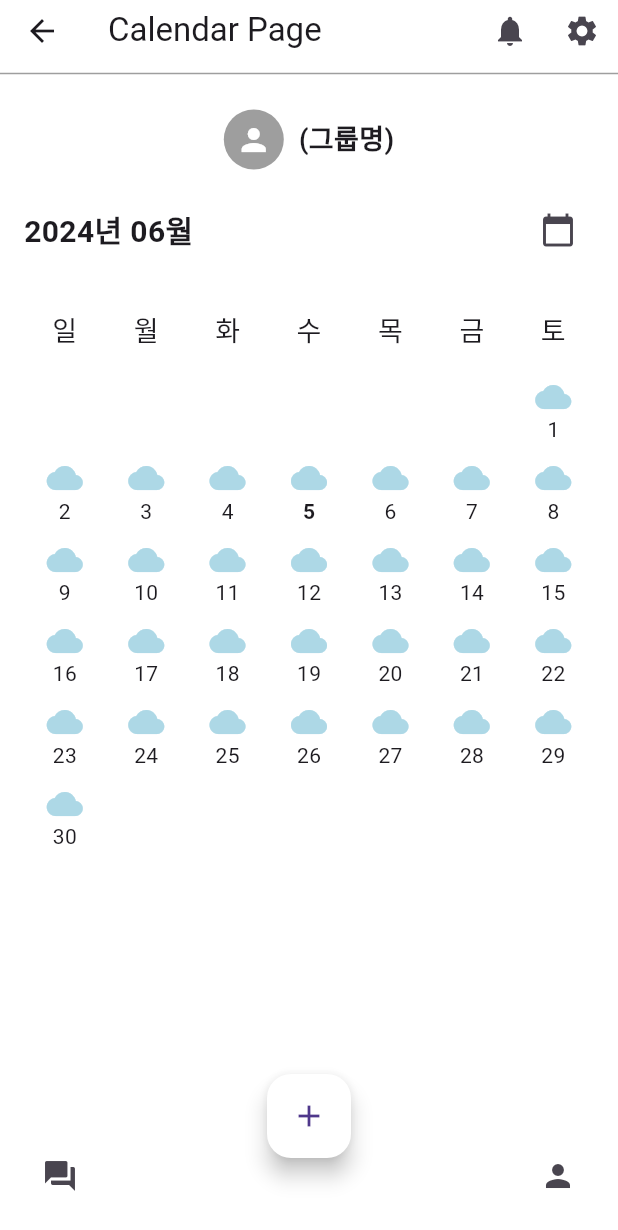
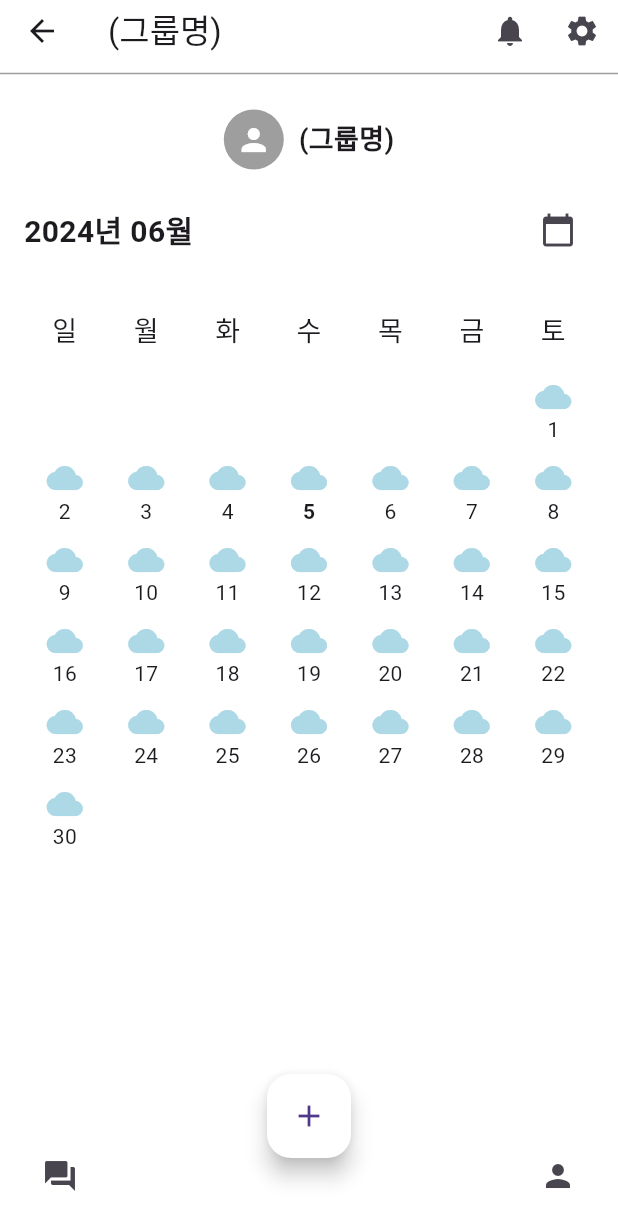
Before and after one commit to dmsdn02/memoria, a Flutter app: the MyPage screen opened directly, after a tap on the "home" icon, on a phone screen of 412 x 824 dp. Shown: the top 1230 px of the screen. Run offline on Flutter 3.47's test engine with Material 3 defaults, Android fonts, the phone set to English and light mode, and no system bars; our stand-ins replace cloud_firestore, file_picker, firebase_auth, firebase_core, firebase_storage, font_awesome_flutter and 1 more; accounts and stored records are empty; network calls fail.

Commit message:
그룹별 이동 구현

```diff
--- a/lib/add/appbar.dart
+++ b/lib/add/appbar.dart
@@ -25,7 +25,7 @@ class CustomAppBar extends StatelessWidget implements PreferredSizeWidget {
             onPressed: () {
               Navigator.push(
                 context,
-                MaterialPageRoute(builder: (context) => CalendarPage()),
+                MaterialPageRoute(builder: (context) => CalendarPage(groupName: '', groupId: '',)),
               );
             },
           ),
--- a/lib/add/mypage.dart
+++ b/lib/add/mypage.dart
@@ -1,10 +1,12 @@
 import 'package:flutter/material.dart';
+import 'package:firebase_auth/firebase_auth.dart';
+import 'package:cloud_firestore/cloud_firestore.dart';
+import 'package:provider/provider.dart';
 import '../friends/create_group.dart';
 import '../friends/f_list.dart';
 import '../mainpage/calendar.dart';
+import 'groupProvider.dart';
 import 'setting.dart';
-import 'package:firebase_auth/firebase_auth.dart';
-import 'package:cloud_firestore/cloud_firestore.dart';
 
 class MyPage extends StatefulWidget {
   @override
@@ -15,7 +17,7 @@ class _MyPageState extends State<MyPage> {
   final FirebaseAuth _auth = FirebaseAuth.instance;
   final FirebaseFirestore _firestore = FirebaseFirestore.instance;
   String userName = '';
-  String userEmail = ''; // 추가: 현재 사용자의 이메일 주소
+  String userEmail = '';
 
   @override
   void initState() {
@@ -27,11 +29,10 @@ class _MyPageState extends State<MyPage> {
     try {
       User? user = _auth.currentUser;
       if (user != null) {
-        DocumentSnapshot userSnapshot =
-        await _firestore.collection('users').doc(user.uid).get();
+        DocumentSnapshot userSnapshot = await _firestore.collection('users').doc(user.uid).get();
         setState(() {
           userName = userSnapshot['name'];
-          userEmail = userSnapshot['email']; // 추가: 현재 사용자의 이메일 주소 가져오기
+          userEmail = userSnapshot['email'];
         });
       }
     } catch (e) {
@@ -78,16 +79,14 @@ class _MyPageState extends State<MyPage> {
                       children: [
                         Text(
                           userName,
-                      style: TextStyle(
-                          fontSize: 18, fontWeight: FontWeight.bold),
+                          style: TextStyle(fontSize: 18, fontWeight: FontWeight.bold),
                         ),
                         SizedBox(height: 4),
                       ],
                     ),
                   ),
                   Container(
-                padding:
-                EdgeInsets.symmetric(vertical: 8, horizontal: 16),
+                    padding: EdgeInsets.symmetric(vertical: 8, horizontal: 16),
                     decoration: BoxDecoration(
                       color: Colors.grey[200],
                       borderRadius: BorderRadius.circular(20),
@@ -135,8 +134,7 @@ class _MyPageState extends State<MyPage> {
                             onPressed: () {
                               Navigator.push(
                                 context,
-                            MaterialPageRoute(
-                                builder: (context) => FriendListPage()),
+                                MaterialPageRoute(builder: (context) => FriendListPage()),
                               );
                             },
                           ),
@@ -162,12 +160,10 @@ class _MyPageState extends State<MyPage> {
             ),
             SizedBox(height: 10),
             Padding(
-          padding: const EdgeInsets.symmetric(
-              horizontal: 16.0, vertical: 8.0),
+              padding: const EdgeInsets.symmetric(horizontal: 16.0, vertical: 8.0),
               child: Text(
                 "나의 그룹",
-            style: TextStyle(
-                fontSize: 18, fontWeight: FontWeight.bold),
+                style: TextStyle(fontSize: 18, fontWeight: FontWeight.bold),
               ),
             ),
             Container(
@@ -182,18 +178,17 @@ class _MyPageState extends State<MyPage> {
 
                     final groupDocs = snapshot.data!.docs;
 
-                        // 한 줄에 그룹을 2개씩 출력
                     return Wrap(
-                          spacing: 1.0, // 그룹들 사이의 가로 간격 설정
+                      spacing: 1.0,
                       children: groupDocs.map((groupDoc) {
-                            final groupCreatorEmail = groupDoc['groupCreator']['email']; // 수정된 부분
+                        final groupCreatorEmail = groupDoc['groupCreator']['email'];
                         final groupName = groupDoc['groupName'];
                         final imageUrls = groupDoc['imageUrls'] != null ? List<String>.from(groupDoc['imageUrls']) : [];
 
                         if (groupCreatorEmail == userEmail) {
                           return Container(
                             child: SizedBox(
-                                  width: MediaQuery.of(context).size.width / 2 - 24.0, // 화면 너비의 절반에 해당하는 너비 설정
+                              width: MediaQuery.of(context).size.width / 2 - 24.0,
                               child: Card(
                                 color: Colors.blue[50],
                                 child: Padding(
@@ -203,7 +198,7 @@ class _MyPageState extends State<MyPage> {
                                     children: [
                                       if (imageUrls.isNotEmpty)
                                         SizedBox(
-                                              height: 110, // 원하는 높이로 설정
+                                          height: 110,
                                           child: ListView.builder(
                                             scrollDirection: Axis.horizontal,
                                             itemCount: imageUrls.length,
@@ -212,8 +207,8 @@ class _MyPageState extends State<MyPage> {
                                                 padding: const EdgeInsets.all(9.0),
                                                 child: Image.network(
                                                   imageUrls[imgIndex],
-                                                      height: 130, // 원하는 이미지 높이로 설정
-                                                      width: 130, // 원하는 이미지 너비로 설정
+                                                  height: 130,
+                                                  width: 130,
                                                   loadingBuilder: (context, child, loadingProgress) {
                                                     if (loadingProgress == null) {
                                                       return child;
@@ -235,7 +230,17 @@ class _MyPageState extends State<MyPage> {
                                             },
                                           ),
                                         ),
-                                          Padding(
+                                      GestureDetector(
+                                        onTap: () {
+                                          context.read<GroupProvider>().selectGroup(groupDoc.id, groupName);
+                                          Navigator.push(
+                                            context,
+                                            MaterialPageRoute(
+                                              builder: (context) => CalendarPage(groupId: groupDoc.id, groupName: groupName),
+                                            ),
+                                          );
+                                        },
+                                        child: Padding(
                                           padding: const EdgeInsets.symmetric(horizontal: 0.0),
                                           child: Text(
                                             groupName,
@@ -243,6 +248,8 @@ class _MyPageState extends State<MyPage> {
                                             style: TextStyle(fontSize: 16, fontWeight: FontWeight.bold),
                                           ),
                                         ),
+                                      ),
+
                                     ],
                                   ),
                                 ),
@@ -250,7 +257,7 @@ class _MyPageState extends State<MyPage> {
                             ),
                           );
                         } else {
-                              return SizedBox(); // 그룹 생성자와 현재 사용자의 이메일이 다른 경우 아무것도 표시하지 않음
+                          return SizedBox();
                         }
                       }).toList(),
                     );
@@ -258,17 +265,12 @@ class _MyPageState extends State<MyPage> {
                 ),
               ),
             ),
-
-
-
-
             Container(
               padding: EdgeInsets.all(15.0),
               decoration: BoxDecoration(
                 color: Colors.grey[200],
                 borderRadius: BorderRadius.circular(10.0),
               ),
-
               child: Row(
                 children: [
                   Icon(Icons.add, color: Colors.black),
@@ -294,16 +296,18 @@ class _MyPageState extends State<MyPage> {
       ),
       floatingActionButton: FloatingActionButton(
         onPressed: () {
+          String selectedGroupName = context.read<GroupProvider>().selectedGroupName;
           Navigator.push(
             context,
-            MaterialPageRoute(builder: (context) => CalendarPage()),
+            MaterialPageRoute(
+              builder: (context) => CalendarPage(groupName: selectedGroupName, groupId: '',),
+            ),
           );
         },
         child: Icon(Icons.home),
         backgroundColor: Colors.white,
       ),
-      floatingActionButtonLocation:
-      FloatingActionButtonLocation.centerDocked,
+      floatingActionButtonLocation: FloatingActionButtonLocation.centerDocked,
       bottomNavigationBar: BottomAppBar(
         shape: CircularNotchedRectangle(),
         notchMargin: 6.0,
@@ -316,16 +320,14 @@ class _MyPageState extends State<MyPage> {
               onPressed: () {
                 Navigator.push(
                   context,
-                  MaterialPageRoute(
-                      builder: (context) => QuestionAnswerPage()),
+                  MaterialPageRoute(builder: (context) => QuestionAnswerPage()),
                 );
               },
             ),
-            SizedBox(width: 40), // 플러스 아이콘 공간
+            SizedBox(width: 40),
             IconButton(
               icon: Icon(Icons.person),
               onPressed: () {
-                // MyPage로 이동 (현재 페이지)
                 Navigator.pushReplacement(
                   context,
                   MaterialPageRoute(builder: (context) => MyPage()),
--- a/lib/mainpage/calendar.dart
+++ b/lib/mainpage/calendar.dart
@@ -1,12 +1,20 @@
 import 'package:flutter/material.dart';
 import 'package:intl/intl.dart';
 import 'package:cloud_firestore/cloud_firestore.dart';
-import 'feed.dart';
-import 'create_post.dart';
+import 'package:provider/provider.dart';
 import '../add/mypage.dart';
 import '../add/setting.dart';
+import 'feed.dart';
+import 'package:memoria/add/groupProvider.dart';
+import 'create_post.dart';
+import 'package:memoria/add/setting.dart';
 
 class CalendarPage extends StatefulWidget {
+  final String groupId;
+  final String groupName;
+
+  CalendarPage({required this.groupId, required this.groupName});
+
   @override
   _CalendarPageState createState() => _CalendarPageState();
 }
@@ -18,11 +26,12 @@ class _CalendarPageState extends State<CalendarPage> {
   @override
   Widget build(BuildContext context) {
     String currentYearMonth = DateFormat('yyyy년 MM월').format(selectedDate);
+    String groupName = widget.groupName.isNotEmpty ? widget.groupName : "(그룹명)";
 
     return Scaffold(
-      backgroundColor: Colors.white, // 배경색 흰색으로 변경
+      backgroundColor: Colors.white,
       appBar: AppBar(
-        title: Text('Calendar Page'),
+        title: Text(groupName),
         actions: [
           IconButton(
             icon: Icon(Icons.notifications),
@@ -42,9 +51,8 @@ class _CalendarPageState extends State<CalendarPage> {
         ],
         bottom: PreferredSize(
           preferredSize: Size.fromHeight(1.0),
-          child: Divider(color: Colors.grey), // 회색 구분선
+          child: Divider(color: Colors.grey),
         ),
-        // 틴트 제거
         backgroundColor: Colors.transparent,
         elevation: 0,
       ),
@@ -54,15 +62,15 @@ class _CalendarPageState extends State<CalendarPage> {
           Padding(
             padding: const EdgeInsets.all(16.0),
             child: Row(
-              mainAxisAlignment: MainAxisAlignment.center, // 가운데 정렬
+              mainAxisAlignment: MainAxisAlignment.center,
               children: [
                 CircleAvatar(
                   backgroundColor: Colors.grey,
-                  child: Icon(Icons.person, color: Colors.white), // 프로필 아이콘
+                  child: Icon(Icons.person, color: Colors.white),
                 ),
                 SizedBox(width: 10),
                 Text(
-                  "(그룹명)",
+                  groupName,
                   style: TextStyle(fontSize: 18, fontWeight: FontWeight.bold),
                 ),
               ],
@@ -80,7 +88,7 @@ class _CalendarPageState extends State<CalendarPage> {
                 IconButton(
                   icon: Icon(Icons.calendar_today),
                   onPressed: () {
-                    _selectDate(context); // 날짜 선택 기능
+                    _selectDate(context);
                   },
                 ),
               ],
@@ -94,7 +102,7 @@ class _CalendarPageState extends State<CalendarPage> {
       bottomNavigationBar: BottomAppBar(
         shape: CircularNotchedRectangle(),
         notchMargin: 6.0,
-        color: Colors.white, // 하단바 배경색 흰색으로 변경
+        color: Colors.white,
         child: Row(
           mainAxisAlignment: MainAxisAlignment.spaceBetween,
           children: [
@@ -104,13 +112,13 @@ class _CalendarPageState extends State<CalendarPage> {
                 // 질문 및 답변 기능
               },
             ),
-            SizedBox(width: 40), // 플러스 아이콘 공간
+            SizedBox(width: 40),
             IconButton(
               icon: Icon(Icons.person),
               onPressed: () {
                 Navigator.push(
                   context,
-                  MaterialPageRoute(builder: (context) => MyPage()), // MyPage로 이동
+                  MaterialPageRoute(builder: (context) => MyPage()),
                 );
               },
             ),
@@ -123,7 +131,6 @@ class _CalendarPageState extends State<CalendarPage> {
             context,
             MaterialPageRoute(builder: (context) => CreatePostPage()),
           );
-          // 플러스 아이콘 기능
         },
         child: Icon(Icons.add),
         backgroundColor: Colors.white,
@@ -153,7 +160,6 @@ class _CalendarPageState extends State<CalendarPage> {
 
     List<Widget> gridContent = [];
 
-    // 요일을 가운데 정렬하여 출력
     gridContent.addAll(
       weekDays.map(
             (day) => Center(
@@ -162,15 +168,13 @@ class _CalendarPageState extends State<CalendarPage> {
       ),
     );
 
-    // 첫 주에 빈 공간 추가 (해당 월의 시작 요일에 따라)
     DateTime firstDayOfMonth = DateTime(selectedDate.year, selectedDate.month, 1);
     int startWeekday = (firstDayOfMonth.weekday) % 7;
 
     for (int i = 0; i < startWeekday; i++) {
-      gridContent.add(Container()); // 빈 칸
+      gridContent.add(Container());
     }
 
-    // 날짜와 구름모양 아이콘 출력
     for (int i = 1; i <= daysInMonth; i++) {
       bool isToday = (i == today.day && selectedDate.month == today.month && selectedDate.year == today.year);
       DateTime currentDay = DateTime(selectedDate.year, selectedDate.month, i);
@@ -180,14 +184,14 @@ class _CalendarPageState extends State<CalendarPage> {
             Navigator.push(
               context,
               MaterialPageRoute(
-                builder: (context) => PostsByDatePage(selectedDate: currentDay),
+                builder: (context) => PostsByDatePage(selectedDate: currentDay, groupId: widget.groupId),
               ),
             );
           },
           child: Column(
             mainAxisAlignment: MainAxisAlignment.center,
             children: [
-              Icon(Icons.cloud, color: Color(0xFFADD8E6)), // 연한 하늘색
+              Icon(Icons.cloud, color: Color(0xFFADD8E6)),
               Text(
                 i.toString(),
                 style: TextStyle(
@@ -203,7 +207,7 @@ class _CalendarPageState extends State<CalendarPage> {
     return Padding(
       padding: const EdgeInsets.all(16.0),
       child: GridView.count(
-        crossAxisCount: 7, // 7개 요일
+        crossAxisCount: 7,
         children: gridContent,
       ),
     );
--- a/lib/mainpage/create_post.dart
+++ b/lib/mainpage/create_post.dart
@@ -6,6 +6,8 @@ import 'package:intl/intl.dart';
 import 'package:cloud_firestore/cloud_firestore.dart';
 import 'package:firebase_auth/firebase_auth.dart';
 import 'package:image_picker/image_picker.dart';
+import 'package:provider/provider.dart';
+import '../add/groupProvider.dart';
 
 class CreatePostPage extends StatefulWidget {
   @override
@@ -63,6 +65,8 @@ class _CreatePostPageState extends State<CreatePostPage> {
         imageUrls.add(imageUrl);
       }
 
+      String groupId = context.read<GroupProvider>().selectedGroupId;
+
       Map<String, dynamic> postData = {
         'title': title,
         'date': date,
@@ -71,6 +75,7 @@ class _CreatePostPageState extends State<CreatePostPage> {
         'username': username, // 사용자 이름 추가
         'imageUrls': imageUrls, // 이미지 URL 목록을 추가
         'timestamp': FieldValue.serverTimestamp(), // 작성 시간 추가
+        'groupId': groupId, // 그룹 ID 추가
       };
 
       await _firestore.collection('posts').add(postData);
@@ -84,7 +89,6 @@ class _CreatePostPageState extends State<CreatePostPage> {
       );
     }
   }
-
 
   Future<String> _uploadImage(XFile imageFile) async {
     try {
@@ -205,7 +209,8 @@ class _CreatePostPageState extends State<CreatePostPage> {
                 children: [
                   Text(
                     '사진',
-                    style: TextStyle(
+                    style: TextStyle
+                      (
                       fontWeight: FontWeight.bold,
                       fontSize: 18.0,
                     ),
--- a/lib/mainpage/feed.dart
+++ b/lib/mainpage/feed.dart
@@ -2,13 +2,13 @@ import 'package:flutter/material.dart';
 import 'package:cloud_firestore/cloud_firestore.dart';
 import 'package:intl/intl.dart';
 import 'post_detail.dart';
-import 'post_detail.dart'; // 이 부분에서 PostDetailPage를 import 합니다.
 
 class PostsByDatePage extends StatelessWidget {
   final DateTime selectedDate;
+  final String groupId; // 그룹 ID 추가
   final FirebaseFirestore _firestore = FirebaseFirestore.instance;
 
-  PostsByDatePage({required this.selectedDate});
+  PostsByDatePage({required this.selectedDate, required this.groupId}); // 그룹 ID를 받는 생성자
 
   @override
   Widget build(BuildContext context) {
@@ -24,6 +24,7 @@ class PostsByDatePage extends StatelessWidget {
         stream: _firestore
             .collection('posts')
             .where('date', isEqualTo: formattedDate)
+            .where('groupId', isEqualTo: groupId) // 해당 그룹의 게시물만 필터링
             .snapshots(),
         builder: (context, AsyncSnapshot<QuerySnapshot> snapshot) {
           if (snapshot.connectionState == ConnectionState.waiting) {
--- a/lib/startpage/login.dart
+++ b/lib/startpage/login.dart
@@ -116,7 +116,7 @@ class LoginPage extends StatelessWidget {
                           Map<String, dynamic> userData = userDoc.data() as Map<String, dynamic>;
                           Navigator.push(
                             context,
-                            MaterialPageRoute(builder: (context) => CalendarPage()),
+                            MaterialPageRoute(builder: (context) => CalendarPage(groupName: '', groupId: '',)),
                           );
                         }
                       } else {
--- a/pubspec.yaml
+++ b/pubspec.yaml
@@ -49,6 +49,7 @@ dependencies:
   intl: ^0.18.1
   table_calendar: ^3.0.9
   font_awesome_flutter: ^10.1.0
+  provider: ^6.1.2
 
 dev_dependencies:
   flutter_test:
```
Also changed, not shown: lib/add/groupProvider.dart (added, +15 -0 lines), lib/main.dart (+11 -1 lines). Lines whose indentation alone changed are shown as unchanged.
